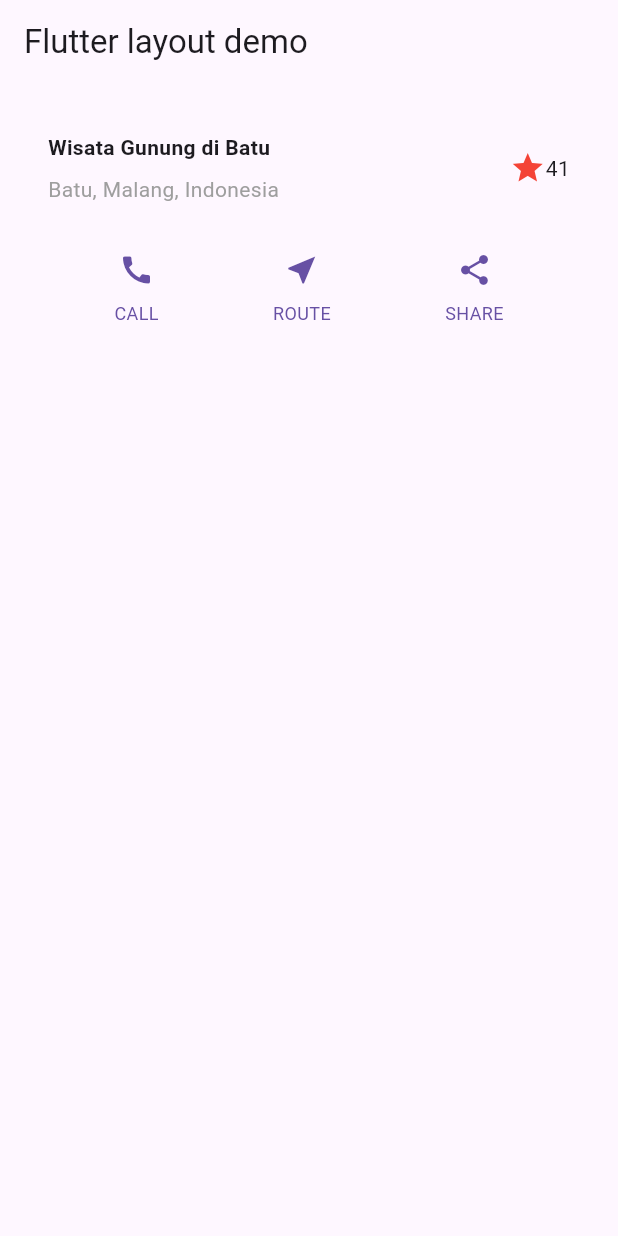
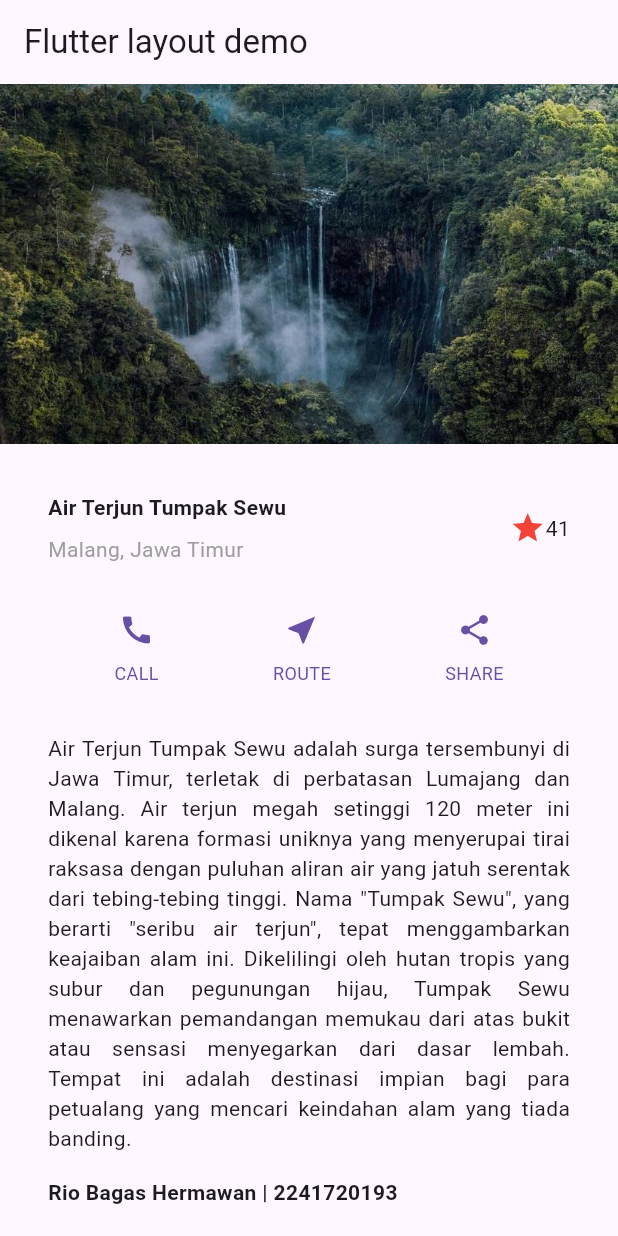
Before and after one commit to riobagas02/Pemrograman-Mobile, a Flutter app: the screen it shows after launch, on a phone screen of 412 x 824 dp. Run offline on Flutter 3.47's test engine with Material 3 defaults, Android fonts, the phone set to English and light mode, and no system bars.

Commit message:
# Praktikum 4: Implementasi image section

```diff
--- a/layout_flutter/lib/main.dart
+++ b/layout_flutter/lib/main.dart
@@ -12,28 +12,25 @@ class MyApp extends StatelessWidget {
       child: Row(
         children: [
           Expanded(
-            /* soal 1 */
             child: Column(
               crossAxisAlignment: CrossAxisAlignment.start,
               children: [
-                /* soal 2 */
                 Container(
                   padding: const EdgeInsets.only(bottom: 8),
                   child: const Text(
-                    'Wisata Gunung di Batu',
+                    'Air Terjun Tumpak Sewu',
                     style: TextStyle(
                       fontWeight: FontWeight.bold,
                     ),
                   ),
                 ),
                 const Text(
-                  'Batu, Malang, Indonesia',
+                  'Malang, Jawa Timur',
                   style: TextStyle(color: Colors.grey),
                 ),
               ],
             ),
           ),
-          /* soal 3 */
           const Icon(
             Icons.star,
             color: Colors.red,
@@ -54,16 +51,47 @@ class MyApp extends StatelessWidget {
       ],
     );
 
+    Widget textSection = Container(
+      padding: const EdgeInsets.all(32),
+      child: const Column(
+        crossAxisAlignment: CrossAxisAlignment.start,
+        children: [
+          Text(
+            'Air Terjun Tumpak Sewu adalah surga tersembunyi di Jawa Timur, terletak di perbatasan Lumajang dan Malang. '
+            'Air terjun megah setinggi 120 meter ini dikenal karena formasi uniknya yang menyerupai tirai raksasa dengan '
+            'puluhan aliran air yang jatuh serentak dari tebing-tebing tinggi. Nama "Tumpak Sewu", yang berarti "seribu air terjun", '
+            'tepat menggambarkan keajaiban alam ini. Dikelilingi oleh hutan tropis yang subur dan pegunungan hijau, Tumpak Sewu menawarkan '
+            'pemandangan memukau dari atas bukit atau sensasi menyegarkan dari dasar lembah. Tempat ini adalah destinasi impian bagi para petualang '
+            'yang mencari keindahan alam yang tiada banding.',
+            softWrap: true,
+            textAlign: TextAlign.justify,
+          ),
+          SizedBox(height: 16),
+          Text(
+            'Rio Bagas Hermawan | 2241720193',
+            style: TextStyle(fontWeight: FontWeight.bold),
+          ),
+        ],
+      ),
+    );
+
     return MaterialApp(
       title: 'Flutter layout: Rio Bagas Hermawan | 2241720193',
       home: Scaffold(
         appBar: AppBar(
           title: const Text('Flutter layout demo'),
         ),
-        body: Column(
+        body: ListView(
           children: [
+            Image.asset(
+              'images/air_terjun.jpg',
+              width: 600,
+              height: 240,
+              fit: BoxFit.cover,
+            ),
             titleSection,
             buttonSection,
+            textSection,
           ],
         ),
       ),
--- a/layout_flutter/pubspec.yaml
+++ b/layout_flutter/pubspec.yaml
@@ -57,7 +57,8 @@ flutter:
   # included with your application, so that you can use the icons in
   # the material Icons class.
   uses-material-design: true
-
+  assets:
+    - images/air_terjun.jpg
   # To add assets to your application, add an assets section, like this:
   # assets:
   #   - images/a_dot_burr.jpeg
```
Also changed, not shown: layout_flutter/images/3_1.png (added), layout_flutter/images/3_2.png (added), layout_flutter/images/3_3.png (added), layout_flutter/images/4_1.png (added), layout_flutter/images/4_2.png (added), layout_flutter/images/4_3.png (added), layout_flutter/images/4_4.png (added), layout_flutter/images/air_terjun.jpg (added), 1 other file.
